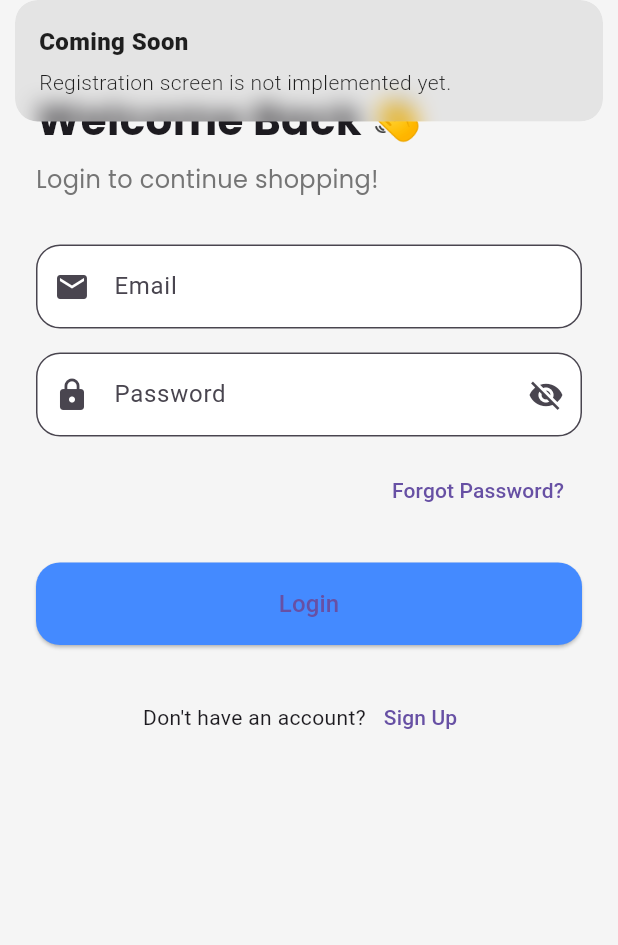
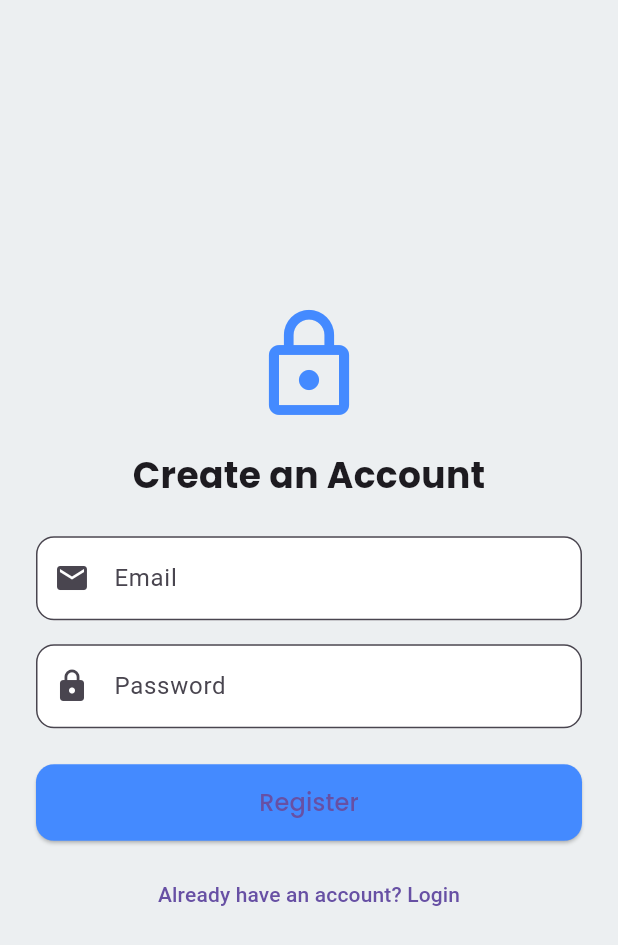
Before and after one commit to Dragorrik/e_commerce_app, a Flutter app: the screen it shows after launch, after a tap on "Sign Up", on a phone screen of 412 x 824 dp. Shown: the top 945 px of the screen. Run offline on Flutter 3.47's test engine with Material 3 defaults, Android fonts, the phone set to English and light mode, and no system bars; our stand-ins replace firebase_auth, firebase_core, get, google_fonts; accounts and stored records are empty; network calls fail.

Commit message:
Register page created

```diff
--- a/lib/app/modules/login/views/login_view.dart
+++ b/lib/app/modules/login/views/login_view.dart
@@ -134,8 +134,7 @@ class LoginView extends StatelessWidget {
                 const Text("Don't have an account?"),
                 TextButton(
                   onPressed: () {
-                    Get.snackbar("Coming Soon",
-                        "Registration screen is not implemented yet.");
+                    Get.offNamed('/register');
                   },
                   child: const Text("Sign Up"),
                 ),
--- a/lib/app/modules/product_list/controllers/product_list_controller.dart
+++ b/lib/app/modules/product_list/controllers/product_list_controller.dart
@@ -1,3 +1,4 @@
+import 'package:e_commerce_app/app/modules/login/controllers/login_controller.dart';
 import 'package:get/get.dart';
 import '../../../data/models/product_model.dart';
 import '../../../data/repositories/product_repository.dart';
@@ -11,6 +12,7 @@ class ProductListController extends GetxController {
   var selectedSort = 'Price: Low to High'.obs;
   final RxSet<int> favoriteIds = <int>{}.obs;
   RxList<Product> allProducts = <Product>[].obs;
+  LoginController loginController = Get.find<LoginController>();
 
   final ProductRepository repository = ProductRepository(ProductProvider());
 
@@ -116,4 +118,8 @@ class ProductListController extends GetxController {
   }
 
   bool isFavorite(int productId) => favoriteIds.contains(productId);
+
+  void logout() {
+    loginController.logout();
+  }
 }
--- /dev/null
+++ b/lib/app/modules/register/bindings/register_binding.dart
@@ -0,0 +1,12 @@
+import 'package:get/get.dart';
+
+import '../controllers/register_controller.dart';
+
+class RegisterBinding extends Bindings {
+  @override
+  void dependencies() {
+    Get.lazyPut<RegisterController>(
+      () => RegisterController(),
+    );
+  }
+}
--- /dev/null
+++ b/lib/app/modules/register/views/register_view.dart
@@ -0,0 +1,96 @@
+import 'package:flutter/material.dart';
+import 'package:get/get.dart';
+import 'package:google_fonts/google_fonts.dart';
+import '../controllers/register_controller.dart';
+
+class RegisterView extends StatelessWidget {
+  final RegisterController controller = Get.put(RegisterController());
+
+  final TextEditingController emailController = TextEditingController();
+  final TextEditingController passwordController = TextEditingController();
+
+  RegisterView({super.key});
+
+  @override
+  Widget build(BuildContext context) {
+    return Scaffold(
+      backgroundColor: Colors.blueGrey.shade50,
+      body: Center(
+        child: SingleChildScrollView(
+          padding: const EdgeInsets.all(24),
+          child: Column(
+            mainAxisAlignment: MainAxisAlignment.center,
+            children: [
+              const Icon(Icons.lock_outline,
+                  size: 80, color: Colors.blueAccent),
+              const SizedBox(height: 16),
+              Text(
+                "Create an Account",
+                style: GoogleFonts.poppins(
+                    fontSize: 24, fontWeight: FontWeight.bold),
+              ),
+              const SizedBox(height: 24),
+
+              // Email
+              TextField(
+                controller: emailController,
+                decoration: InputDecoration(
+                  labelText: "Email",
+                  prefixIcon: const Icon(Icons.email),
+                  border: OutlineInputBorder(
+                      borderRadius: BorderRadius.circular(12)),
+                  filled: true,
+                  fillColor: Colors.white,
+                ),
+              ),
+              const SizedBox(height: 16),
+
+              // Password
+              TextField(
+                controller: passwordController,
+                obscureText: true,
+                decoration: InputDecoration(
+                  labelText: "Password",
+                  prefixIcon: const Icon(Icons.lock),
+                  border: OutlineInputBorder(
+                      borderRadius: BorderRadius.circular(12)),
+                  filled: true,
+                  fillColor: Colors.white,
+                ),
+              ),
+              const SizedBox(height: 24),
+
+              // Register Button
+              SizedBox(
+                width: double.infinity,
+                child: ElevatedButton(
+                  onPressed: () {
+                    controller.register(
+                      emailController.text.trim(),
+                      passwordController.text.trim(),
+                    );
+                  },
+                  style: ElevatedButton.styleFrom(
+                    padding: const EdgeInsets.symmetric(vertical: 14),
+                    backgroundColor: Colors.blueAccent,
+                    shape: RoundedRectangleBorder(
+                      borderRadius: BorderRadius.circular(12),
+                    ),
+                  ),
+                  child: Text("Register",
+                      style: GoogleFonts.poppins(fontSize: 16)),
+                ),
+              ),
+
+              const SizedBox(height: 12),
+              TextButton(
+                onPressed: () => Get.offNamed('/login'),
+                child: const Text("Already have an account? Login"),
+              ),
+            ],
+          ),
+        ),
+      ),
+    );
+  }
+}
--- a/lib/app/routes/app_pages.dart
+++ b/lib/app/routes/app_pages.dart
@@ -8,6 +8,8 @@ import '../modules/product_details/bindings/product_details_binding.dart';
 import '../modules/product_details/views/product_details_view.dart';
 import '../modules/product_list/bindings/product_list_binding.dart';
 import '../modules/product_list/views/product_list_view.dart';
+import '../modules/register/bindings/register_binding.dart';
+import '../modules/register/views/register_view.dart';
 
 part 'app_routes.dart';
 
@@ -37,5 +39,10 @@ class AppPages {
       page: () => LoginView(),
       binding: LoginBinding(),
     ),
+    GetPage(
+      name: _Paths.REGISTER,
+      page: () => RegisterView(),
+      binding: RegisterBinding(),
+    ),
   ];
 }
--- a/lib/app/routes/app_routes.dart
+++ b/lib/app/routes/app_routes.dart
@@ -7,6 +7,7 @@ abstract class Routes {
   static const PRODUCT_LIST = _Paths.PRODUCT_LIST;
   static const PRODUCT_DETAILS = _Paths.PRODUCT_DETAILS;
   static const LOGIN = _Paths.LOGIN;
+  static const REGISTER = _Paths.REGISTER;
 }
 
 abstract class _Paths {
@@ -15,4 +16,5 @@ abstract class _Paths {
   static const PRODUCT_LIST = '/product-list';
   static const PRODUCT_DETAILS = '/product-details';
   static const LOGIN = '/login';
+  static const REGISTER = '/register';
 }
```
Also changed, not shown: lib/app/modules/product_list/views/product_list_view.dart (+17 -5 lines), lib/app/modules/register/controllers/register_controller.dart (added, +24 -0 lines).
